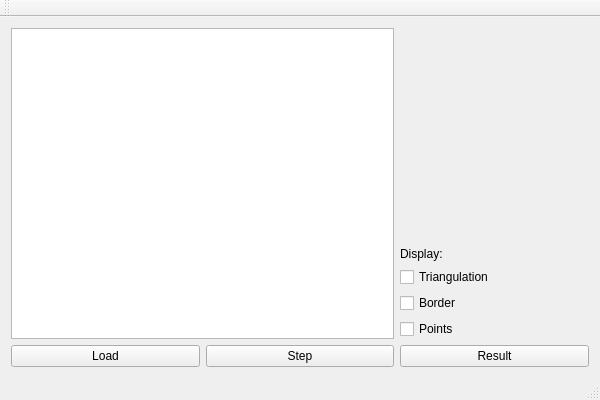
Above: Boissonnat/mainwindow.ui from wtrsltnk/kenai-uu3dmod before the change. Below: the same form after it.
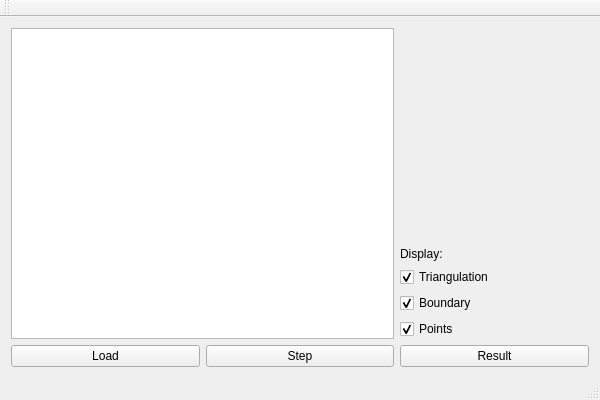
That is the form after the change.

```diff
--- a/Boissonnat/mainwindow.ui
+++ b/Boissonnat/mainwindow.ui
@@ -43,12 +43,18 @@
       <property name="text">
        <string>Triangulation</string>
       </property>
+      <property name="checked">
+       <bool>true</bool>
+      </property>
      </widget>
     </item>
     <item row="3" column="2">
      <widget class="QCheckBox" name="cbxBorder">
       <property name="text">
-       <string>Border</string>
+       <string>Boundary</string>
+      </property>
+      <property name="checked">
+       <bool>true</bool>
       </property>
      </widget>
     </item>
@@ -57,6 +63,9 @@
       <property name="text">
        <string>Points</string>
       </property>
+      <property name="checked">
+       <bool>true</bool>
+      </property>
      </widget>
     </item>
     <item row="5" column="0">
```
Left out of the diff: 8 changed lines with no effect on the pictures.
